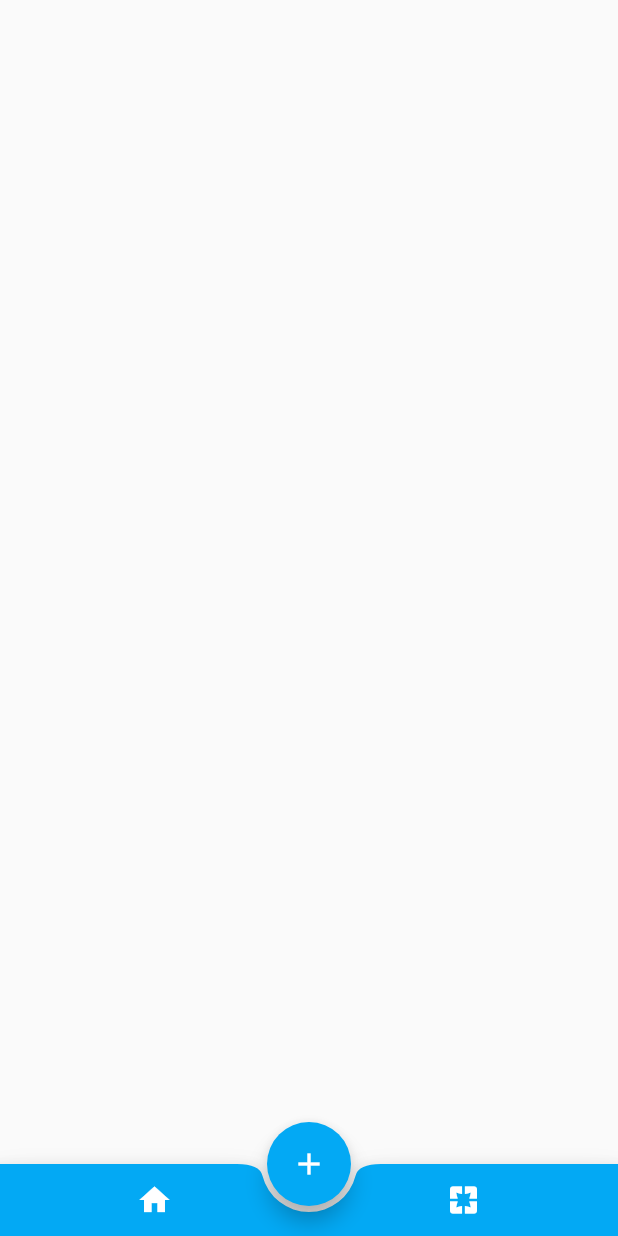
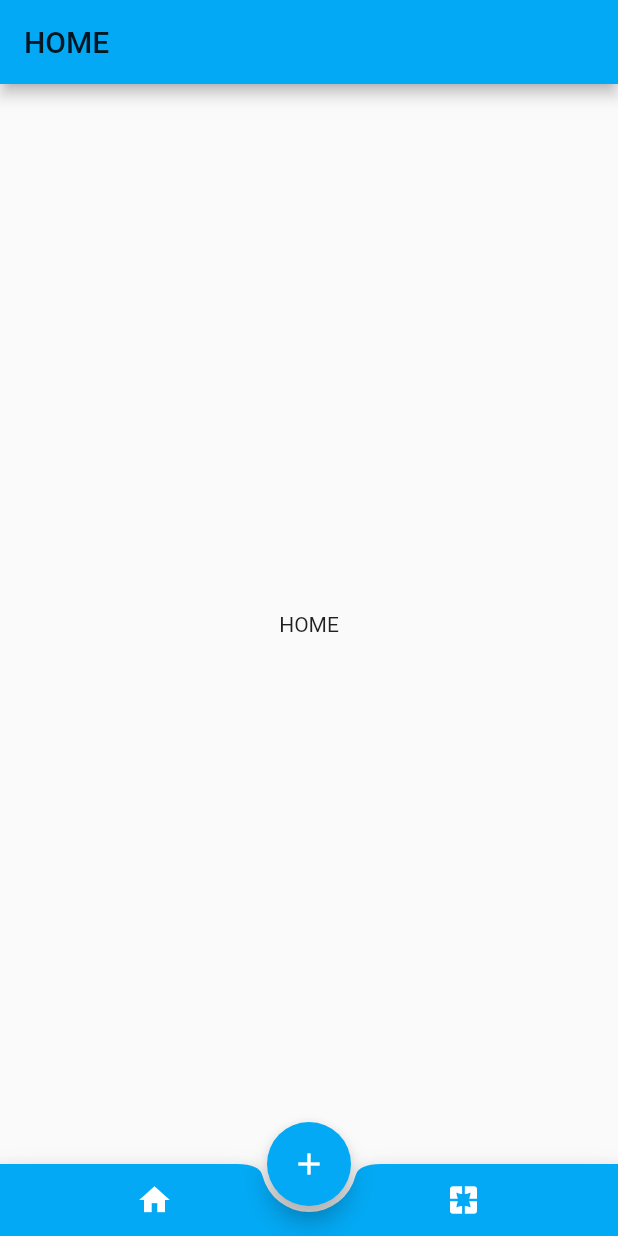
Before and after one commit to ZhaoFelix/flutter_tutorial, a Flutter app: the screen it shows after launch, after a tap on the "home" icon, on a phone screen of 412 x 824 dp. Run offline on Flutter 3.47's test engine with Material 2 defaults, Android fonts, the phone set to English and light mode, and no system bars.

Commit message:
通过动态组件实现底部导航栏

```diff
--- a/demo_custom_tab/lib/each_view.dart
+++ b/demo_custom_tab/lib/each_view.dart
@@ -0,0 +1,17 @@
+import 'package:flutter/material.dart';
+class EachView extends StatefulWidget {
+
+  String _title;
+  EachView(this._title);
+  _EachViewState createState() => _EachViewState();
+}
+
+class _EachViewState extends State<EachView> {
+  @override
+  Widget build(BuildContext context) {
+    return Scaffold(
+      appBar: AppBar(title: Text(widget._title)),
+      body: Center(child: Text(widget._title),)
+    );
+  }
+}
--- a/demo_custom_tab/lib/my_bottom_bar.dart
+++ b/demo_custom_tab/lib/my_bottom_bar.dart
@@ -1,4 +1,5 @@
 import 'package:flutter/material.dart';
+import 'each_view.dart';
 
 class MyBottomBar extends StatefulWidget {
   final Widget child;
@@ -9,11 +10,25 @@ class MyBottomBar extends StatefulWidget {
 }
 
 class _MyBottomBarState extends State<MyBottomBar> {
+  List<Widget> _eachView;
+  int _index = 0;
+  @override
+  void initState() {
+    // TODO: implement initState
+    super.initState();
+    _eachView =List();
+    _eachView..add(EachView('HOME'))..add(EachView('PAGES'));
+  }
   @override
   Widget build(BuildContext context) {
     return Scaffold(
+      body: _eachView[_index],
         floatingActionButton: FloatingActionButton(
-          onPressed: (){},
+          onPressed: (){
+            Navigator.of(context).push(MaterialPageRoute(builder: (BuildContext context){
+              return EachView('New Page');
+            }));
+          },
           tooltip: '长按显示',
           child: Icon(
             Icons.add,
@@ -32,12 +47,18 @@ class _MyBottomBarState extends State<MyBottomBar> {
                 icon: Icon(Icons.home),
                 color: Colors.white,
                 onPressed: (){
+                  setState(() {
+                    _index=0;
+                  });
                 },
               ),
               IconButton(
                 icon: Icon(Icons.pages),
                 color: Colors.white,
                 onPressed: (){
+                  setState(() {
+                    _index=1;
+                  });
                 },
               )
             ],
```
